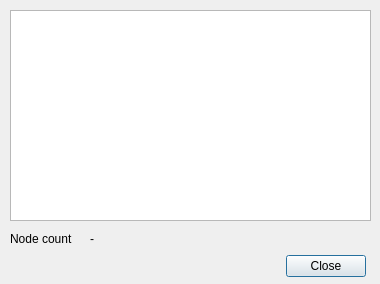
Before: the Qt Designer form ui/qdlgmotionplanningjoints.ui in CoppeliaRobotics/coppeliaSimLib, drawn with Qt 5.
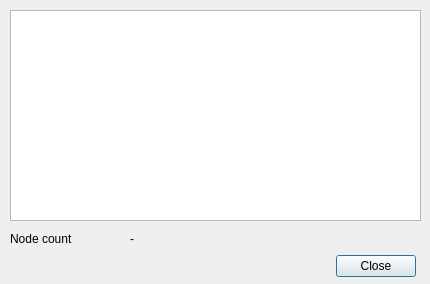
After: the same form once the commit is applied.

```diff
--- a/ui/qdlgmotionplanningjoints.ui
+++ b/ui/qdlgmotionplanningjoints.ui
@@ -6,7 +6,7 @@
    <rect>
     <x>0</x>
     <y>0</y>
-    <width>380</width>
+    <width>430</width>
     <height>284</height>
    </rect>
   </property>
@@ -21,7 +21,7 @@
     <rect>
      <x>15</x>
      <y>250</y>
-     <width>351</width>
+     <width>401</width>
      <height>32</height>
     </rect>
    </property>
@@ -34,7 +34,7 @@
     <rect>
      <x>10</x>
      <y>10</y>
-     <width>361</width>
+     <width>411</width>
      <height>211</height>
     </rect>
    </property>
@@ -62,7 +62,7 @@
     <rect>
      <x>10</x>
      <y>230</y>
-     <width>71</width>
+     <width>111</width>
      <height>18</height>
     </rect>
    </property>
@@ -73,9 +73,9 @@
   <widget class="QLabel" name="qqNodeCnt">
    <property name="geometry">
     <rect>
-     <x>90</x>
+     <x>130</x>
      <y>230</y>
-     <width>71</width>
+     <width>141</width>
      <height>18</height>
     </rect>
    </property>
```
